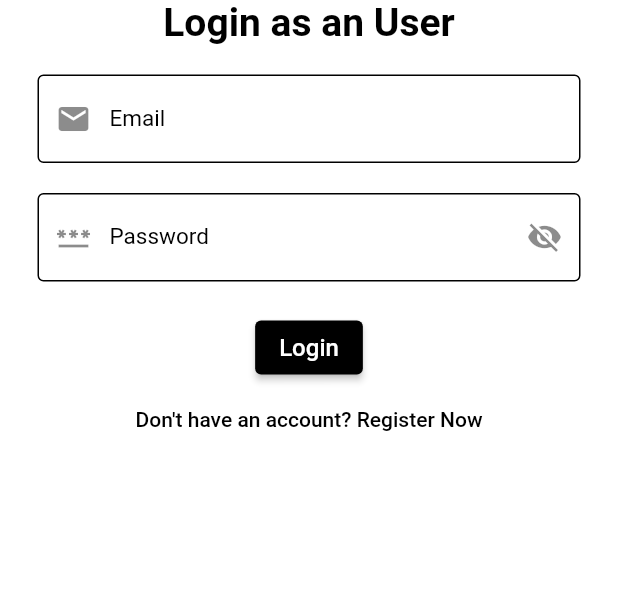
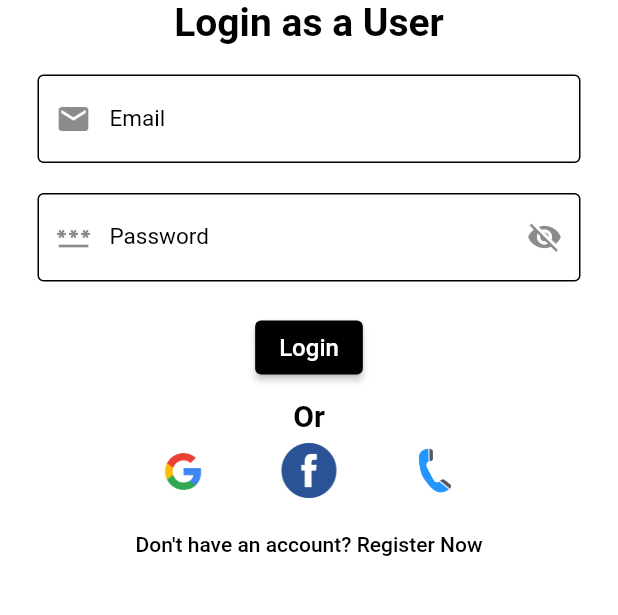
Before and after one commit to Monjizitouni/TransportPfe_Client, a Flutter app: the screen it shows after launch, on a phone screen of 412 x 824 dp, the part 377-992 px from its top. Run offline on Flutter 3.47's test engine with Material 2 defaults, Android fonts, the phone set to English and light mode, and no system bars; our stand-ins replace animated_text_kit, firebase_auth, firebase_core, firebase_database, firebase_messaging, fluttertoast and 3 more; missing offline and left inert: flutter_geofire, flutter_polyline_points; accounts and stored records are empty.

```diff
--- a/lib/authentication/login_screen.dart
+++ b/lib/authentication/login_screen.dart
@@ -15,67 +15,86 @@ class Login extends StatefulWidget {
 }
 
 class _LoginState extends State<Login> {
+  final _formKey = GlobalKey<FormState>();
 
   TextEditingController emailTextEditingController = TextEditingController();
   TextEditingController passwordTextEditingController = TextEditingController();
 
-  final _formKey = GlobalKey<FormState>();
   bool isPasswordVisible = true;
 
   @override
   void initState() {
     super.initState();
 
-    emailTextEditingController.addListener(() => setState(() {}) );
-    passwordTextEditingController.addListener(() => setState(() {}) );
+    emailTextEditingController.addListener(() => setState(() {}));
+    passwordTextEditingController.addListener(() => setState(() {}));
   }
 
   loginUser() async {
     showDialog(
       context: context,
       barrierDismissible: false,
-        builder: (BuildContext context){
+      builder: (BuildContext context) {
         return ProgressDialog(message: "Logging in");
-        }
+      },
     );
 
-    final User? firebaseUser = (
-        await firebaseAuth.signInWithEmailAndPassword(
+    final User? firebaseUser = (await firebaseAuth
+            .signInWithEmailAndPassword(
               email: emailTextEditingController.text.trim(),
-          password:passwordTextEditingController.text.trim()
-        ).catchError((message){
+              password: passwordTextEditingController.text.trim(),
+            )
+            .catchError((message) {
           Navigator.pop(context);
           Fluttertoast.showToast(msg: "Error" + message);
-        })
-    ).user;
+        }))
+        .user;
 
-    if(firebaseUser != null) {
-      DatabaseReference reference = FirebaseDatabase.instance.ref().child("Users");
+    if (firebaseUser != null) {
+      DatabaseReference reference =
+          FirebaseDatabase.instance.ref().child("Users");
       reference.child(firebaseUser.uid).once().then((userKey) {
         final snapshot = userKey.snapshot;
         if (snapshot.exists) {
           currentFirebaseUser = firebaseUser;
           Fluttertoast.showToast(msg: "Login Successful");
           Navigator.pushNamed(context, '/');
-        }
-
-        else {
-          Fluttertoast.showToast(msg: "No User record exist with this credentials");
+        } else {
+          Fluttertoast.showToast(
+              msg: "No User record exists with these credentials");
           firebaseAuth.signOut();
           Navigator.pushNamed(context, '/');
         }
       });
-    }
-
-    else{
+    } else {
       Navigator.pop(context);
       Fluttertoast.showToast(msg: "Wrong Credentials! Try Again");
     }
-
-
-
   }
 
+  // Function for Google Sign-In
+  void handleGoogleSignIn() {
+    // Implement the Google Sign-In logic here
+  }
+
+  // Function for Facebook Login
+  void handleFacebookLogin() {
+    // Implement the Facebook Login logic here
+  }
+
+  // Function for Phone Number Login
+  void handlePhoneNumberLogin() {
+    // Implement the Phone Number Login logic here
+  }
+
+  ButtonStyle customButtonStyle() {
+    return ElevatedButton.styleFrom(
+      primary: Colors.transparent,
+      onPrimary: Colors.transparent,
+      elevation: 0,
+      padding: EdgeInsets.zero,
+    );
+  }
 
   @override
   Widget build(BuildContext context) {
@@ -90,19 +109,15 @@ class _LoginState extends State<Login> {
               child: Column(
                 children: [
                   Image.asset("images/logoT.png"),
-
                   const Text(
-                    "Login as an User",
+                    "Login as a User",
                     style: TextStyle(
                       fontSize: 26,
                       fontWeight: FontWeight.bold,
-                        color: Colors.black
+                      color: Colors.black,
                     ),
                   ),
-
                   const SizedBox(height: 20),
-
-                  // Email Field
                   TextFormField(
                     controller: emailTextEditingController,
                     keyboardType: TextInputType.emailAddress,
@@ -112,52 +127,33 @@ class _LoginState extends State<Login> {
                     decoration: InputDecoration(
                       labelText: "Email",
                       hintText: "Email",
-
                       prefixIcon: Icon(Icons.email),
-                      suffixIcon: emailTextEditingController.text.isEmpty ?
-                          Container(width: 0) :
-                          IconButton(
+                      suffixIcon: emailTextEditingController.text.isEmpty
+                          ? Container(width: 0)
+                          : IconButton(
                               icon: const Icon(Icons.close),
-                            onPressed: () => emailTextEditingController.clear(),
+                              onPressed: () =>
+                                  emailTextEditingController.clear(),
                             ),
-
                       enabledBorder: const OutlineInputBorder(
                         borderSide: BorderSide(color: Colors.black),
                       ),
-
                       focusedBorder: const UnderlineInputBorder(
                         borderSide: BorderSide(color: Colors.black),
                       ),
-
-                      hintStyle: const TextStyle(
-                          color: Colors.grey,
-                          fontSize: 10
+                      hintStyle: const TextStyle(color: Colors.grey, fontSize: 10),
+                      labelStyle: const TextStyle(color: Colors.black, fontSize: 15),
                     ),
-
-                      labelStyle: const TextStyle(
-                          color: Colors.black,
-                          fontSize: 15
-                      ),
-                    ),
-
-                    validator: (value){
-                      if(value!.isEmpty){
+                    validator: (value) {
+                      if (value!.isEmpty) {
                         return "The field is empty";
-                      }
-
-                      else if (!value.contains('@')) {
+                      } else if (!value.contains('@')) {
                         return "Invalid Email Address";
-                      }
-
-                      else
+                      } else
                         return null;
                     },
-
                   ),
-
                   const SizedBox(height: 20),
-
-                  // Password Field
                   TextFormField(
                     controller: passwordTextEditingController,
                     keyboardType: TextInputType.text,
@@ -168,64 +164,39 @@ class _LoginState extends State<Login> {
                     decoration: InputDecoration(
                       labelText: "Password",
                       hintText: "Password",
-
                       prefixIcon: Icon(Icons.password),
                       suffixIcon: IconButton(
-                          icon: isPasswordVisible ?
-                          const Icon(Icons.visibility_off) :
-                          const Icon(Icons.visibility),
-
+                        icon: isPasswordVisible
+                            ? const Icon(Icons.visibility_off)
+                            : const Icon(Icons.visibility),
                         onPressed: () {
-                            if(isPasswordVisible == true){
                           setState(() {
-                                isPasswordVisible = false;
+                            isPasswordVisible = !isPasswordVisible;
                           });
-                            }
-
-                            else {
-                              setState(() {
-                                isPasswordVisible = true;
-                              });
-                            }
-
-                          }
-
+                        },
                       ),
-
                       enabledBorder: const OutlineInputBorder(
                         borderSide: BorderSide(color: Colors.black),
                       ),
                       focusedBorder: UnderlineInputBorder(
                         borderSide: BorderSide(color: Colors.black),
                       ),
-                      hintStyle: TextStyle(
-                          color: Colors.grey,
-                          fontSize: 10
+                      hintStyle: TextStyle(color: Colors.grey, fontSize: 10),
+                      labelStyle: TextStyle(color: Colors.black, fontSize: 15),
                     ),
-                      labelStyle: TextStyle(
-                          color: Colors.black,
-                          fontSize: 15
-                      ),
-                    ),
-
-                    validator: (value){
+                    validator: (value) {
                       if (value!.isEmpty) {
                         return "The field is empty";
-                      }
-
-                      else
+                      } else
                         return null;
                     },
-
                   ),
-
                   const SizedBox(height: 20),
-
                   ElevatedButton(
                     style: ElevatedButton.styleFrom(
-                          primary: Colors.black
+                      primary: Colors.black,
                     ),
-                      onPressed: (){
+                    onPressed: () {
                       if (_formKey.currentState!.validate()) {
                         loginUser();
                       }
@@ -234,23 +205,63 @@ class _LoginState extends State<Login> {
                       "Login",
                       style: TextStyle(
                         color: Colors.white,
-                            fontSize: 16
+                        fontSize: 16,
                       ),
-                      )
+                    ),
+                  ),
+                    const SizedBox(height: 10), // Adding some space between "Login" button and "Or" text
+                  const Text(
+                    "Or",
+                    style: TextStyle(
+                      fontSize: 20,
+                      fontWeight: FontWeight.bold,
+                      color: Colors.black,
+                    ),
+                  ),
+                  Row(
+                    mainAxisAlignment: MainAxisAlignment.center,
+                    children: [
+                      ElevatedButton(
+                        onPressed: handleGoogleSignIn,
+                        style: customButtonStyle(), // Custom style for Google Sign-In button
+                        child: Image.asset(
+                          "images/google.png",
+                          width: 50,
+                          height: 50,
+                        ),
+                      ),
+                      SizedBox(width: 20),
+                      ElevatedButton(
+                        onPressed: handleFacebookLogin,
+                        style: customButtonStyle(), // Custom style for Facebook Login button
+                        child: Image.asset(
+                          "images/facebook.png",
+                          width: 50,
+                          height: 50,
+                        ),
+                      ),
+                      SizedBox(width: 20),
+                      ElevatedButton(
+                        onPressed: handlePhoneNumberLogin,
+                        style: customButtonStyle(), // Custom style for Phone Number Login button
+                        child: Image.asset(
+                          "images/phone.png",
+                          width: 50,
+                          height: 50,
+                        ),
+                      ),
+                    ],
                   ),
 
                   TextButton(
-                      onPressed: (){
+                    onPressed: () {
                       Navigator.pushNamed(context, '/register_screen');
                     },
                     child: const Text(
                       "Don't have an account? Register Now",
                       style: TextStyle(color: Colors.black),
-                      )
-                  )
-
-
-
+                    ),
+                  ),
                 ],
               ),
             ),
--- a/lib/mainScreens/select_active_driver_screen.dart
+++ b/lib/mainScreens/select_active_driver_screen.dart
@@ -105,7 +105,7 @@ class _SelectActiveDriverScreenState extends State<SelectActiveDriverScreen> {
                   mainAxisAlignment: MainAxisAlignment.center,
                   children: [
                     Text(
-                      "TD " + getFareAmountAccordingToVehicleType(index).toString().substring(0,3),
+                      "TD " + getFareAmountAccordingToVehicleType(index).toString().substring(0,4),
                       style: const TextStyle(fontWeight: FontWeight.bold),
                     ),
 
```
Also changed, not shown: lib/assistants/assistant_methods.dart (+1 -1 lines), images/facebook.png (added), images/google.png (added), images/phone.png (added). Lines whose indentation alone changed are shown as unchanged.
